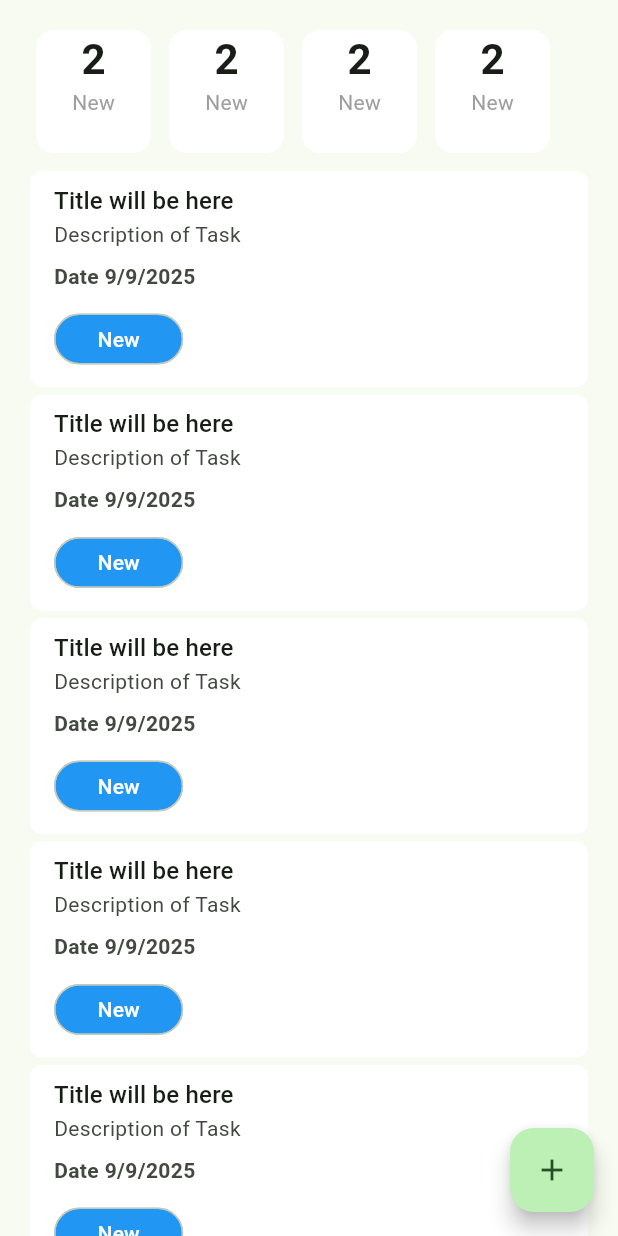
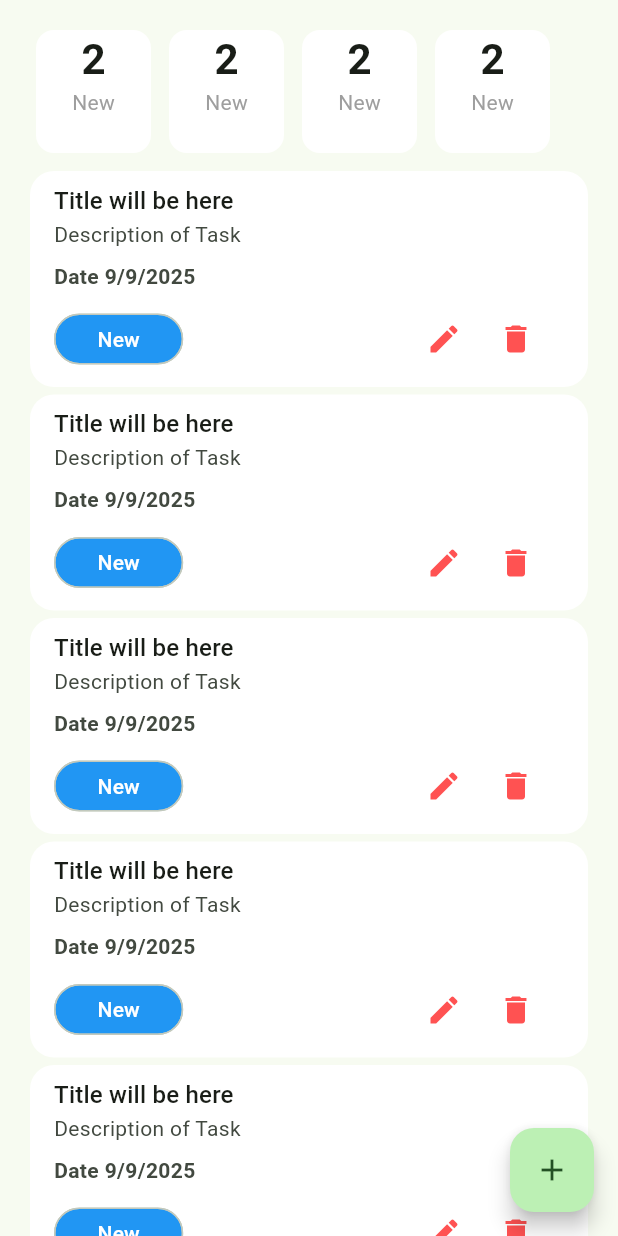
Before and after one commit to nasir-uddin-dev/Task_Management_App, a Flutter app: the ProgressTaskScreen screen opened directly, on a phone screen of 412 x 824 dp. Run offline on Flutter 3.47's test engine with Material 3 defaults, Android fonts, the phone set to English and light mode, and no system bars; our stand-ins replace flutter_svg, pin_code_fields.

Commit message:
progres_task

```diff
--- a/lib/ui/screen/progress_task_screen.dart
+++ b/lib/ui/screen/progress_task_screen.dart
@@ -1,5 +1,6 @@
 import 'package:flutter/material.dart';
 
+import '../widgets/task_card.dart';
 import '../widgets/task_count_by_status_card.dart';
 
 class ProgressTaskScreen extends StatefulWidget {
@@ -35,42 +36,14 @@ class _ProgressTaskScreenState extends State<ProgressTaskScreen> {
                 },
               ),
             ),
-            SizedBox(height: 8,),
+            SizedBox(
+              height: 8,
+            ),
             Expanded(
                 child: ListView.separated(
               itemCount: 10,
               itemBuilder: (context, index) {
-                    return ListTile(
-                      shape: RoundedRectangleBorder(
-                          borderRadius: BorderRadius.circular(8)
-                      ),
-                      tileColor: Colors.white,
-                      title: Text("Title will be here", style: Theme
-                          .of(context)
-                          .textTheme
-                          .titleMedium,),
-                      subtitle: Column(
-                        crossAxisAlignment: CrossAxisAlignment.start,
-                        spacing: 8,
-                        children: [
-                          Text("Description of Task"),
-                          Text("Date 9/9/2025", style: TextStyle(
-                              fontWeight: FontWeight.w600),),
-                          Row(
-                            children: [
-                              Chip(label: Text("New"),
-                                  backgroundColor: Colors.blue,
-                                  labelStyle: TextStyle(color: Colors.white),
-                                padding: EdgeInsets.symmetric(horizontal: 20),
-                                shape: RoundedRectangleBorder(
-                                  borderRadius: BorderRadius.circular(24)
-                                ),
-                              )
-                            ],
-                          )
-                        ],
-                      ),
-                    );
+                return TaskCard();
               },
               separatorBuilder: (BuildContext context, int index) {
                 return SizedBox(
--- /dev/null
+++ b/lib/ui/widgets/task_card.dart
@@ -0,0 +1,56 @@
+import 'package:flutter/material.dart';
+
+class TaskCard extends StatelessWidget {
+  const TaskCard({
+    super.key,
+  });
+
+  @override
+  Widget build(BuildContext context) {
+    return ListTile(
+      shape: RoundedRectangleBorder(
+          borderRadius: BorderRadius.circular(16)),
+      tileColor: Colors.white,
+      title: Text(
+        "Title will be here",
+        style: Theme.of(context).textTheme.titleMedium,
+      ),
+      subtitle: Column(
+        crossAxisAlignment: CrossAxisAlignment.start,
+        spacing: 8,
+        children: [
+          Text("Description of Task"),
+          Text(
+            "Date 9/9/2025",
+            style: TextStyle(fontWeight: FontWeight.w600),
+          ),
+          Row(
+            children: [
+              Chip(
+                label: Text("New"),
+                backgroundColor: Colors.blue,
+                labelStyle: TextStyle(color: Colors.white),
+                padding: EdgeInsets.symmetric(horizontal: 20),
+                shape: RoundedRectangleBorder(
+                    borderRadius: BorderRadius.circular(24)),
+              ),
+              Spacer(),
+              IconButton(
+                  onPressed: () {},
+                  icon: Icon(
+                    Icons.edit,
+                    color: Colors.redAccent,
+                  )),
+              IconButton(
+                  onPressed: () {},
+                  icon: Icon(
+                    Icons.delete,
+                    color: Colors.redAccent,
+                  )),
+            ],
+          )
+        ],
+      ),
+    );
+  }
+}
```
Lines whose indentation alone changed are shown as unchanged.
